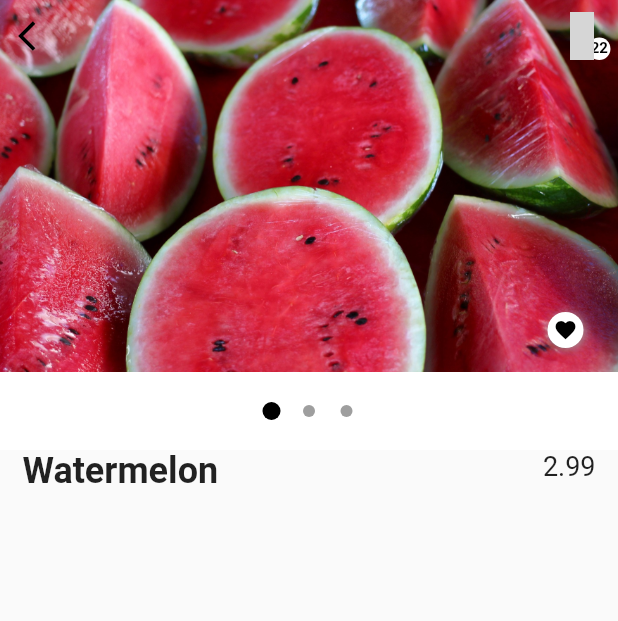
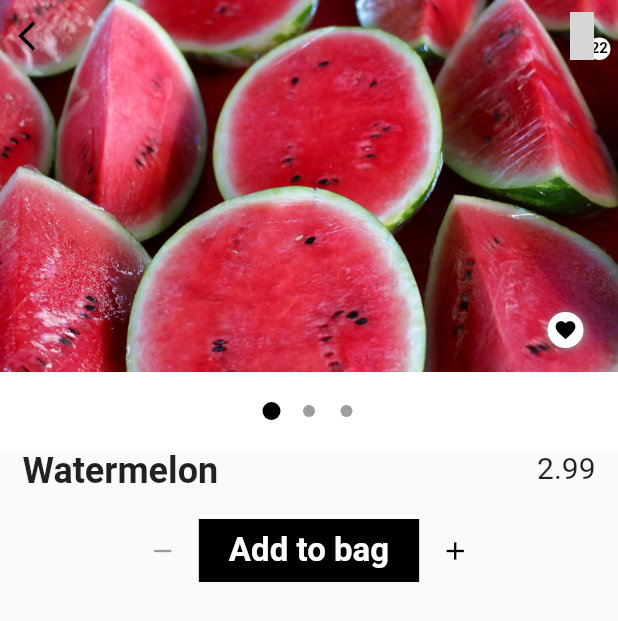
Before and after one commit to allanzico/Food-Ordering-App, a Flutter app: the ProductDetails screen opened directly with sample values from the repository, on a phone screen of 412 x 824 dp. Shown: the top 621 px of the screen. Run offline on Flutter 3.47's test engine with Material 2 defaults, Android fonts, the phone set to English and light mode, and no system bars; our stand-ins replace eva_icons_flutter; grey boxes are pictures that could not be loaded.

Commit message:
More stuff added

```diff
--- a/market/lib/Screens/ProductDetails.dart
+++ b/market/lib/Screens/ProductDetails.dart
@@ -101,11 +101,44 @@ class _ProductDetailsState extends State<ProductDetails> {
                   ),
                   Text(
                     widget.product.price.toString(),
-                    style: TextStyle(fontSize: 18, fontWeight: FontWeight.w400),
+                    style: TextStyle(fontSize: 20, fontWeight: FontWeight.w400),
                   ),
                 ],
               ),
             ),
+            SizedBox(
+              height: 15,
+            ),
+            Row(
+              mainAxisAlignment: MainAxisAlignment.center,
+              children: [
+                IconButton(
+                    icon: Icon(
+                      Icons.remove,
+                      size: 20,
+                    ),
+                    onPressed: null),
+                GestureDetector(
+                  onTap: () {},
+                  child: Container(
+                    decoration: BoxDecoration(
+                      color: Colors.black,
+                    ),
+                    child: Padding(
+                        padding: const EdgeInsets.fromLTRB(20, 8, 20, 8),
+                        child: Text("Add to bag",
+                            style: TextStyle(
+                              color: Colors.white,
+                              fontWeight: FontWeight.bold,
+                              fontSize: 22,
+                            ))),
+                  ),
+                ),
+                IconButton(
+                    icon: Icon(Icons.add, size: 20, color: Colors.black),
+                    onPressed: null),
+              ],
+            )
           ],
         ),
       ),
```
Also changed, not shown: market/lib/Screens/MainScreen.dart (+0 -15 lines), market/lib/Screens/OrderScreen.dart (+59 -1 lines), market/lib/Widgets/OrderItem.dart (+41 -69 lines).
